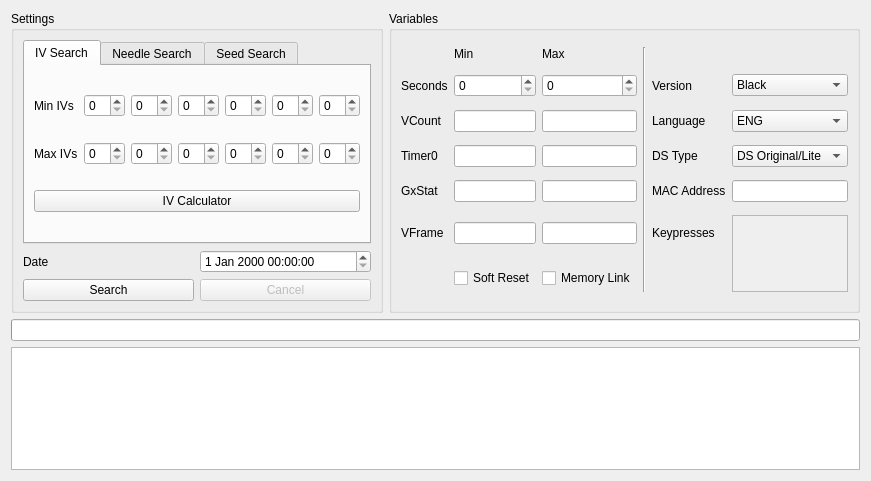
Above: Form/Gen5/Profile/ProfileCalibrator5.ui from Admiral-Fish/PokeFinder before the change. Below: the same form after it.
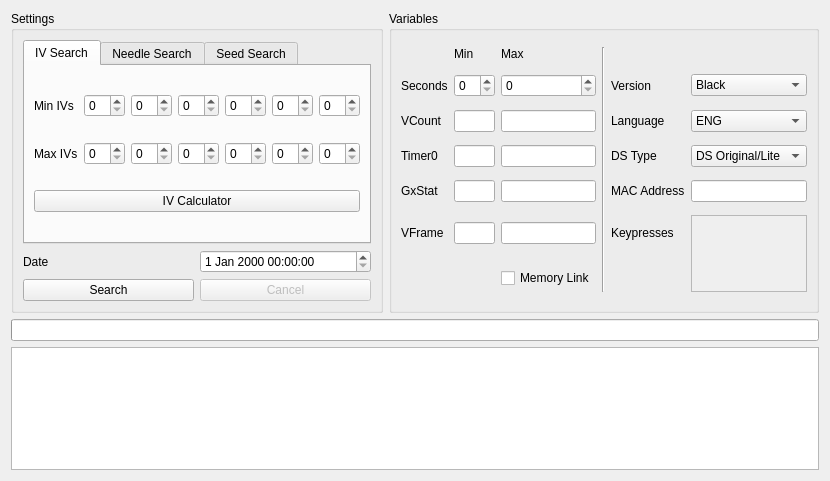
That is the form after the change. Custom widgets are drawn as their Qt base class.

Commit message: Remove soft reset

What changed in the file:
```diff
--- a/Form/Gen5/Profile/ProfileCalibrator5.ui
+++ b/Form/Gen5/Profile/ProfileCalibrator5.ui
@@ -6,7 +6,7 @@
    <rect>
     <x>0</x>
     <y>0</y>
-    <width>779</width>
+    <width>788</width>
     <height>481</height>
    </rect>
   </property>
@@ -381,13 +381,6 @@
       <item row="5" column="2">
        <widget class="TextBox" name="textBoxMaxVFrame"/>
       </item>
-      <item row="6" column="1">
-       <widget class="QCheckBox" name="checkBoxSoftReset">
-        <property name="text">
-         <string>Soft Reset</string>
-        </property>
-       </widget>
-      </item>
       <item row="6" column="2">
        <widget class="QCheckBox" name="checkBoxMemoryLink">
         <property name="text">
@@ -532,7 +525,7 @@
           <rect>
            <x>0</x>
            <y>0</y>
-           <width>97</width>
+           <width>106</width>
            <height>77</height>
           </rect>
          </property>
```
Left out of the diff: 3 changed lines with no effect on the pictures. The commit also changes 36 other files.
